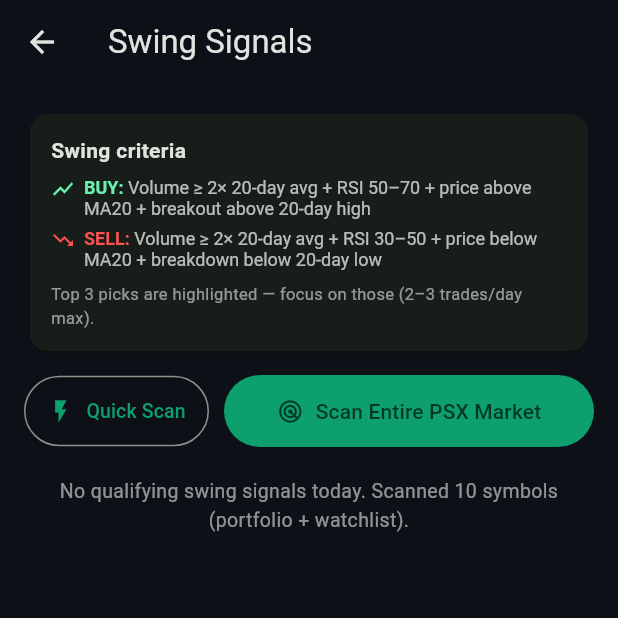
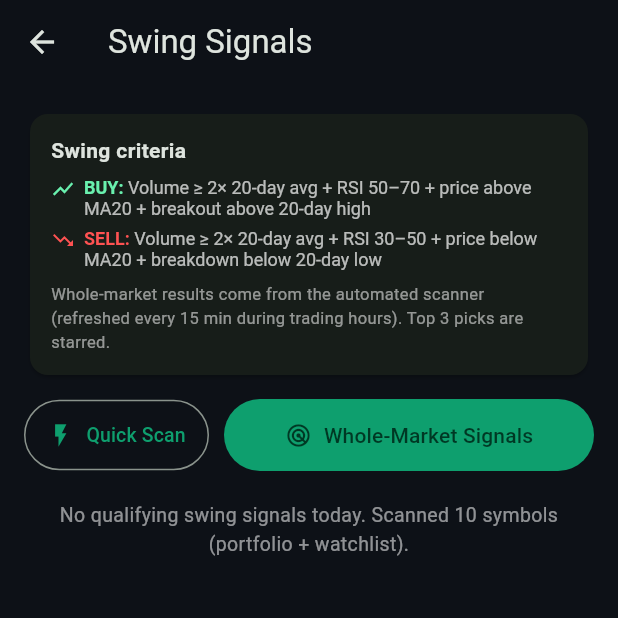
Before and after one commit to rafailalikhan-a11y/psx-swing-trader, a Flutter app: the SignalsScreen screen opened directly, after a tap on "Quick Scan", on a phone screen of 412 x 824 dp, the top half of it. Run offline on Flutter 3.47's test engine with Material 3 defaults, Android fonts, the phone set to English and light mode, and no system bars; our stand-ins replace csv, file_picker, flutter_local_notifications, shared_preferences; missing offline and left inert: workmanager; accounts and stored records are empty; network calls fail.

Commit message:
Update signals_screen.dart

```diff
--- a/lib/screens/signals_screen.dart
+++ b/lib/screens/signals_screen.dart
@@ -3,6 +3,7 @@ import 'package:flutter/material.dart';
 import '../models/models.dart';
 import '../services/storage.dart';
 import '../services/psx_api.dart';
+import '../services/market_data.dart';
 import '../services/signal_engine.dart';
 
 class SignalsScreen extends StatefulWidget {
@@ -17,36 +18,41 @@ class _SignalsScreenState extends State<SignalsScreen> {
   List<Signal> _signals = [];
   int _scanned = 0, _total = 0;
 
-  /// Quick scan: portfolio + watchlist only.
-  Future<void> _scanQuick() async {
+  /// Primary path: load the pre-computed signals published by the data
+  /// collector (fast, one fetch). Fallback: on-device scan of
+  /// portfolio + watchlist when the published data is stale/unavailable.
+  Future<void> _loadSignals() async {
+    setState(() {
+      _scanning = true;
+      _signals = [];
+      _status = 'Loading latest market scan…';
+    });
+
+    final published = await MarketData.fetchSignals();
+    if (published != null) {
+      final stamp = await MarketData.dataTimestamp();
+      setState(() {
+        _signals = published;
+        _scanning = false;
+        _status = published.isEmpty
+            ? 'No qualifying swing signals in the latest whole-market scan${stamp != null ? ' (data $stamp PKT)' : ''}.'
+            : '${published.length} qualifying signal(s) from whole-market scan${stamp != null ? ' • data $stamp PKT' : ''}';
+      });
+      return;
+    }
+
+    // Fallback: quick on-device scan of portfolio + watchlist.
+    await _scanQuick(fromFallback: true);
+  }
+
+  /// Quick on-device scan: portfolio + watchlist only.
+  Future<void> _scanQuick({bool fromFallback = false}) async {
     final watch = await Storage.loadWatchlist();
     final holdings = (await Storage.loadHoldings()).map((h) => h.symbol).toList();
     final symbols = {...watch.map((e) => e.toUpperCase()), ...holdings.map((e) => e.toUpperCase())}.toList()..sort();
-    await _runScan(symbols, 'portfolio + watchlist');
-  }
-
-  /// Full market scan: every equity symbol listed on PSX.
-  Future<void> _scanMarket() async {
-    setState(() {
-      _scanning = true;
-      _signals = [];
-      _scanned = 0;
-      _status = 'Loading full PSX symbol list…';
-    });
-
-    List<String> symbols;
-    try {
-      final all = await PsxApi.fetchSymbols();
-      // Exclude futures contracts (contain '-') and very long symbols (odds/ends).
-      symbols = all.where((s) => !s.contains('-') && s.length <= 6).toList()..sort();
-    } catch (_) {
-      setState(() {
-        _scanning = false;
-        _status = 'Could not load the PSX symbol list. Check your internet and try again.';
-      });
-      return;
-    }
-    await _runScan(symbols, 'entire PSX market');
+    await _runScan(symbols, fromFallback
+        ? 'portfolio + watchlist (live scan — published data unavailable)'
+        : 'portfolio + watchlist');
   }
 
   Future<void> _runScan(List<String> symbols, String scope) async {
@@ -95,12 +101,10 @@ class _SignalsScreenState extends State<SignalsScreen> {
           SnackBar(content: Text('$symbol added to watchlist')),
         );
       }
-    } else {
-      if (mounted) {
-        ScaffoldMessenger.of(context).showSnackBar(
-          SnackBar(content: Text('$symbol is already in your watchlist')),
-        );
-      }
+    } else if (mounted) {
+      ScaffoldMessenger.of(context).showSnackBar(
+        SnackBar(content: Text('$symbol is already in your watchlist')),
+      );
     }
   }
 
@@ -126,18 +130,20 @@ class _SignalsScreenState extends State<SignalsScreen> {
             Expanded(
               flex: 2,
               child: FilledButton.icon(
-                onPressed: _scanning ? null : _scanMarket,
+                onPressed: _scanning ? null : _loadSignals,
                 icon: _scanning
                     ? const SizedBox(width: 18, height: 18, child: CircularProgressIndicator(strokeWidth: 2, color: Colors.white))
                     : const Icon(Icons.radar),
-                label: Text(_scanning ? 'Scanning $_scanned/$_total' : 'Scan Entire PSX Market'),
+                label: Text(_scanning
+                    ? (_total > 0 ? 'Scanning $_scanned/$_total' : 'Loading…')
+                    : 'Whole-Market Signals'),
                 style: FilledButton.styleFrom(padding: const EdgeInsets.symmetric(vertical: 14)),
               ),
             ),
           ]),
           const SizedBox(height: 10),
-          if (_scanning)
-            LinearProgressIndicator(value: _total > 0 ? _scanned / _total : null),
+          if (_scanning && _total > 0)
+            LinearProgressIndicator(value: _scanned / _total),
           if (_status.isNotEmpty)
             Padding(
               padding: const EdgeInsets.only(top: 10),
@@ -169,7 +175,7 @@ class _SignalsScreenState extends State<SignalsScreen> {
             _rule(Icons.trending_down, 'SELL', Colors.redAccent,
                 'Volume ≥ 2× 20-day avg + RSI 30–50 + price below MA20 + breakdown below 20-day low'),
             const SizedBox(height: 8),
-            const Text('Top 3 picks are highlighted — focus on those (2–3 trades/day max).',
+            const Text('Whole-market results come from the automated scanner (refreshed every 15 min during trading hours). Top 3 picks are starred.',
                 style: TextStyle(fontSize: 11, color: Colors.white54)),
           ]),
         ),
@@ -181,7 +187,7 @@ class _SignalsScreenState extends State<SignalsScreen> {
         Expanded(
           child: RichText(
             text: TextSpan(style: const TextStyle(fontSize: 12, color: Colors.white70), children: [
-              TextSpan(text: label + ': ', style: TextStyle(color: color, fontWeight: FontWeight.bold)),
+              TextSpan(text: '$label: ', style: TextStyle(color: color, fontWeight: FontWeight.bold)),
               TextSpan(text: text),
             ]),
           ),
@@ -205,7 +211,7 @@ class _SignalsScreenState extends State<SignalsScreen> {
             CircleAvatar(
               radius: 14,
               backgroundColor: isTopPick ? color.withOpacity(0.2) : Colors.white10,
-              child: Text(rank.toString(), style: TextStyle(color: isTopPick ? color : Colors.white54, fontWeight: FontWeight.bold)),
+              child: Text('$rank', style: TextStyle(color: isTopPick ? color : Colors.white54, fontWeight: FontWeight.bold)),
             ),
             const SizedBox(width: 10),
             Text(s.symbol, style: const TextStyle(fontSize: 18, fontWeight: FontWeight.bold)),
@@ -222,8 +228,8 @@ class _SignalsScreenState extends State<SignalsScreen> {
           ]),
           const SizedBox(height: 10),
           Row(children: [
-            _chip('Price', 'Rs ' + s.price.toStringAsFixed(2)),
-            _chip('Volume', s.volRatio.toStringAsFixed(1) + '× avg'),
+            _chip('Price', 'Rs ${s.price.toStringAsFixed(2)}'),
+            _chip('Volume', '${s.volRatio.toStringAsFixed(1)}× avg'),
             _chip('RSI(14)', s.rsi14.toStringAsFixed(0)),
           ]),
           const SizedBox(height: 8),
```
